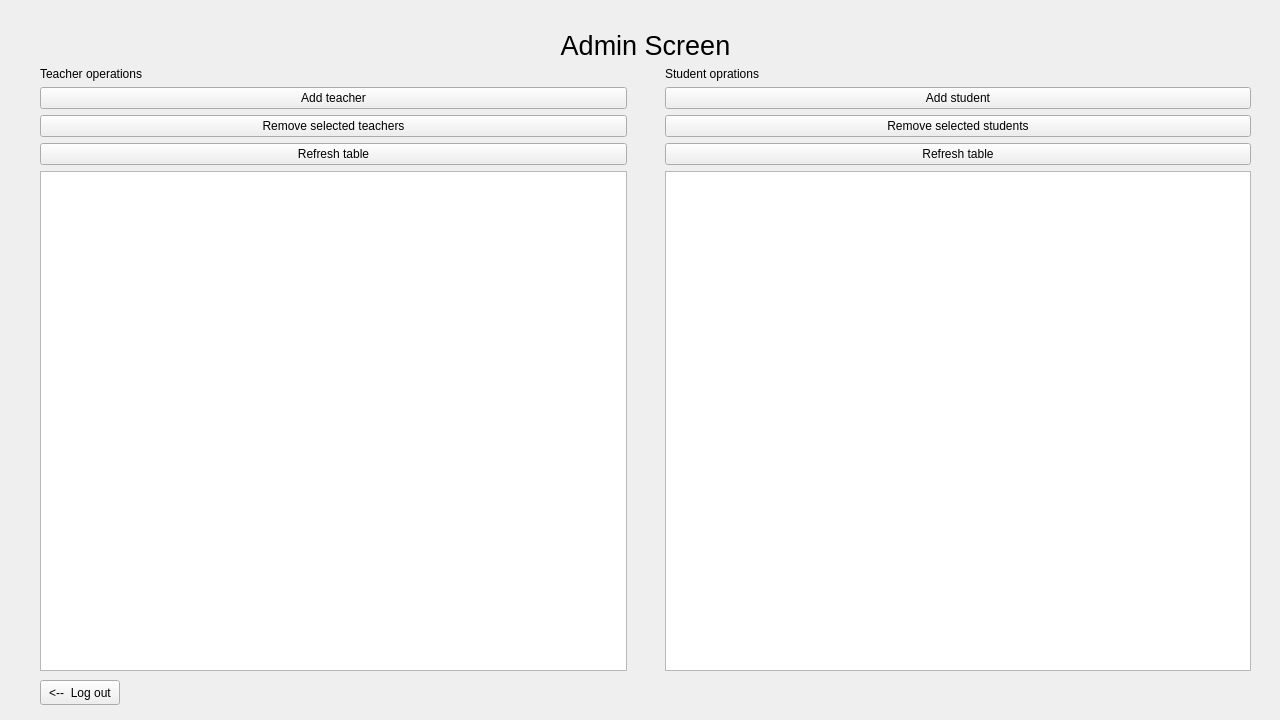
First picture: the form in adminview.ui, repository Khaled-Waled/School_Managment_System, before the edit.
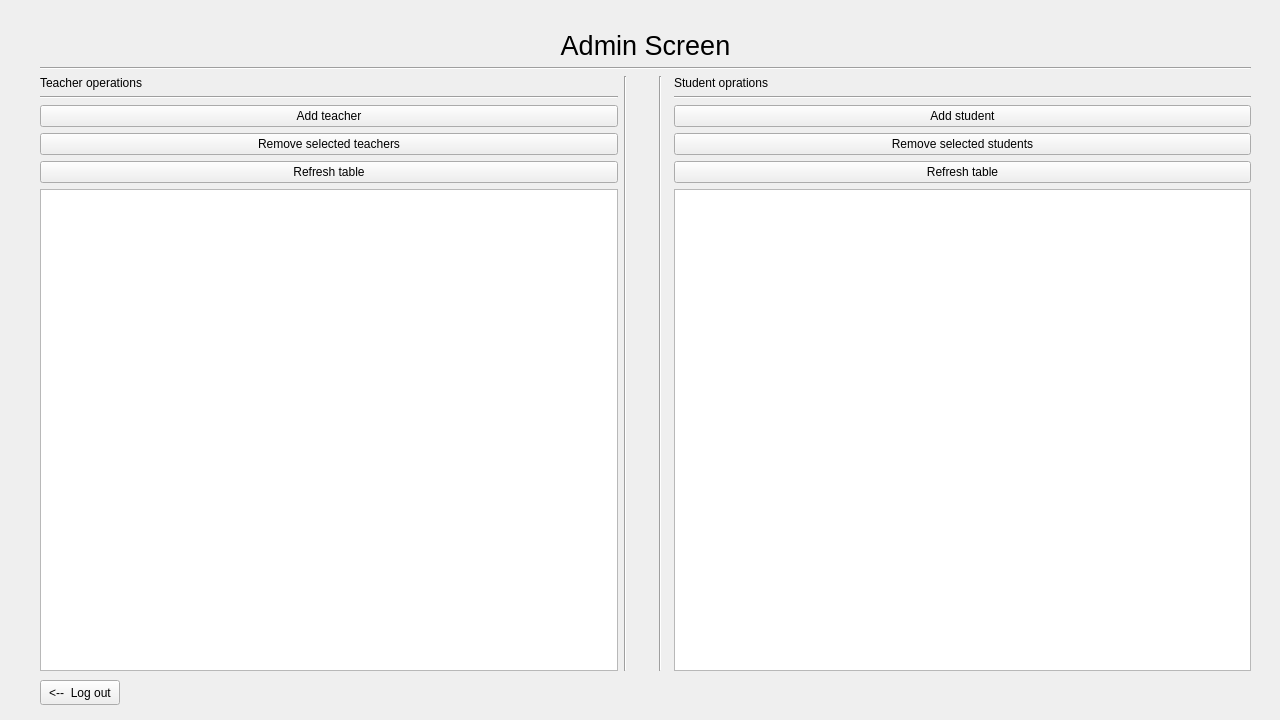
Second picture: the form after the edit.

The edit to the form file:
```diff
--- a/adminview.ui
+++ b/adminview.ui
@@ -23,21 +23,35 @@
     </rect>
    </property>
    <layout class="QGridLayout" name="gridLayout">
-    <item row="4" column="0">
+    <item row="6" column="0">
      <widget class="QPushButton" name="button_refresh_teachers">
       <property name="text">
        <string>Refresh table</string>
       </property>
      </widget>
     </item>
-    <item row="3" column="0">
+    <item row="2" column="3" rowspan="6">
+     <widget class="Line" name="line_4">
+      <property name="orientation">
+       <enum>Qt::Vertical</enum>
+      </property>
+     </widget>
+    </item>
+    <item row="5" column="0">
      <widget class="QPushButton" name="button_remove_teacher">
       <property name="text">
        <string>Remove selected teachers</string>
       </property>
      </widget>
     </item>
-    <item row="0" column="0" colspan="4">
+    <item row="7" column="4">
+     <widget class="Line" name="line_2">
+      <property name="orientation">
+       <enum>Qt::Horizontal</enum>
+      </property>
+     </widget>
+    </item>
+    <item row="0" column="0" colspan="6">
      <widget class="QLabel" name="label_title">
       <property name="font">
        <font>
@@ -52,24 +66,31 @@
       </property>
      </widget>
     </item>
-    <item row="1" column="0">
+    <item row="2" column="0">
      <widget class="QLabel" name="label_teachers_title">
       <property name="text">
        <string>Teacher operations</string>
       </property>
      </widget>
     </item>
-    <item row="1" column="3">
+    <item row="2" column="5">
      <widget class="QLabel" name="label_student_title">
       <property name="text">
        <string>Student oprations</string>
       </property>
      </widget>
     </item>
-    <item row="5" column="3">
+    <item row="7" column="5">
      <widget class="QTableWidget" name="tableWidget_students"/>
     </item>
-    <item row="5" column="1">
+    <item row="1" column="0" colspan="6">
+     <widget class="Line" name="line">
+      <property name="orientation">
+       <enum>Qt::Horizontal</enum>
+      </property>
+     </widget>
+    </item>
+    <item row="2" column="2" rowspan="6">
      <spacer name="verticalSpacer">
       <property name="orientation">
        <enum>Qt::Vertical</enum>
@@ -82,37 +103,58 @@
       </property>
      </spacer>
     </item>
-    <item row="4" column="3">
+    <item row="6" column="5">
      <widget class="QPushButton" name="button_refresh_students">
       <property name="text">
        <string>Refresh table</string>
       </property>
      </widget>
     </item>
-    <item row="2" column="3">
+    <item row="4" column="5">
      <widget class="QPushButton" name="button_add_student">
       <property name="text">
        <string>Add student</string>
       </property>
      </widget>
     </item>
-    <item row="2" column="0">
+    <item row="4" column="0">
      <widget class="QPushButton" name="button_add_teaher">
       <property name="text">
        <string>Add teacher</string>
       </property>
      </widget>
     </item>
-    <item row="5" column="0">
+    <item row="2" column="1" rowspan="6">
+     <widget class="Line" name="line_3">
+      <property name="orientation">
+       <enum>Qt::Vertical</enum>
+      </property>
+     </widget>
+    </item>
+    <item row="7" column="0">
      <widget class="QTableWidget" name="tableWidget_teachers"/>
     </item>
-    <item row="3" column="3">
+    <item row="5" column="5">
      <widget class="QPushButton" name="button_remove_student">
       <property name="text">
        <string>Remove selected students</string>
       </property>
      </widget>
     </item>
+    <item row="3" column="0">
+     <widget class="Line" name="line_5">
+      <property name="orientation">
+       <enum>Qt::Horizontal</enum>
+      </property>
+     </widget>
+    </item>
+    <item row="3" column="5">
+     <widget class="Line" name="line_6">
+      <property name="orientation">
+       <enum>Qt::Horizontal</enum>
+      </property>
+     </widget>
+    </item>
    </layout>
   </widget>
   <widget class="QPushButton" name="button_logout">
```
